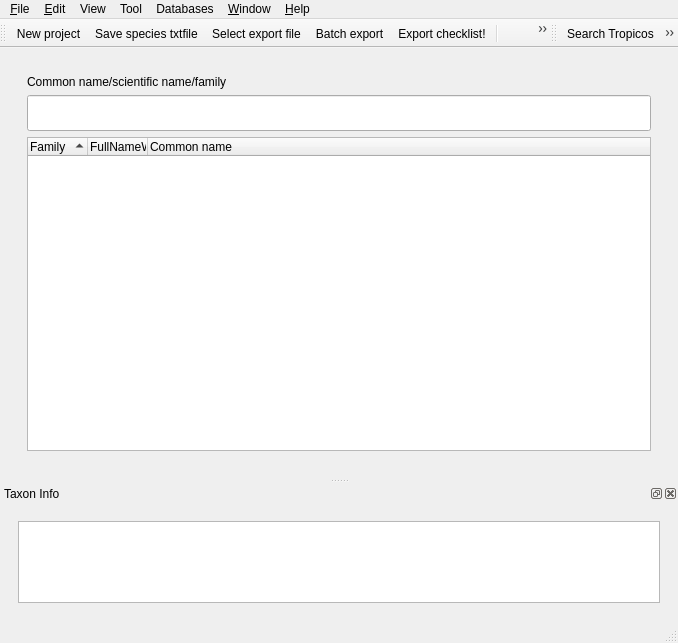
Above: src/ui/ui_main.ui from TaiBON/checklister before the change. Below: the same form after it.
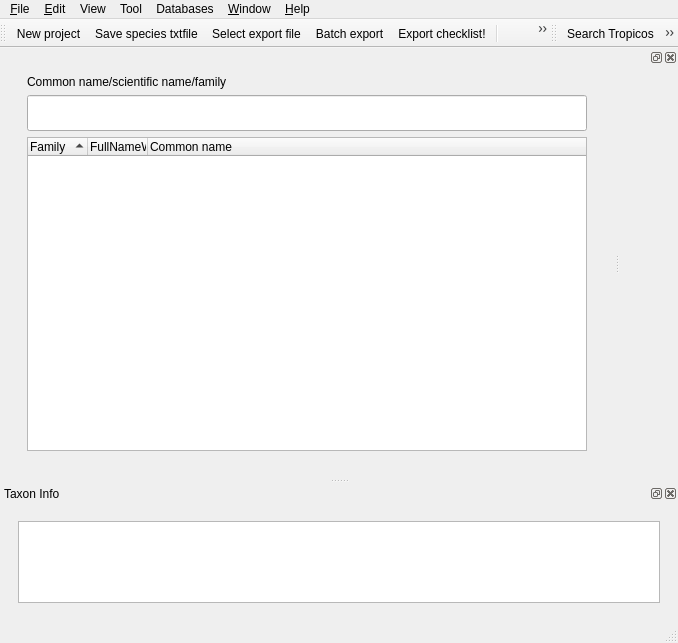
That is the form after the change. Icons and pictures are not drawn.

Commit message: add @trace for debuggin

Diff of the .ui file:
```diff
--- a/src/ui/ui_main.ui
+++ b/src/ui/ui_main.ui
@@ -51,7 +51,7 @@
         <rect>
          <x>0</x>
          <y>0</y>
-         <width>654</width>
+         <width>591</width>
          <height>374</height>
         </rect>
        </property>
@@ -459,6 +459,12 @@
     </layout>
    </widget>
   </widget>
+  <widget class="QDockWidget" name="dockWidgetMap">
+   <attribute name="dockWidgetArea">
+    <number>2</number>
+   </attribute>
+   <widget class="QWidget" name="dockWidgetContents_2"/>
+  </widget>
   <action name="actionSelectExport">
    <property name="icon">
     <iconset resource="../iconResources.qrc">
```
The commit also changes 2 other files.
